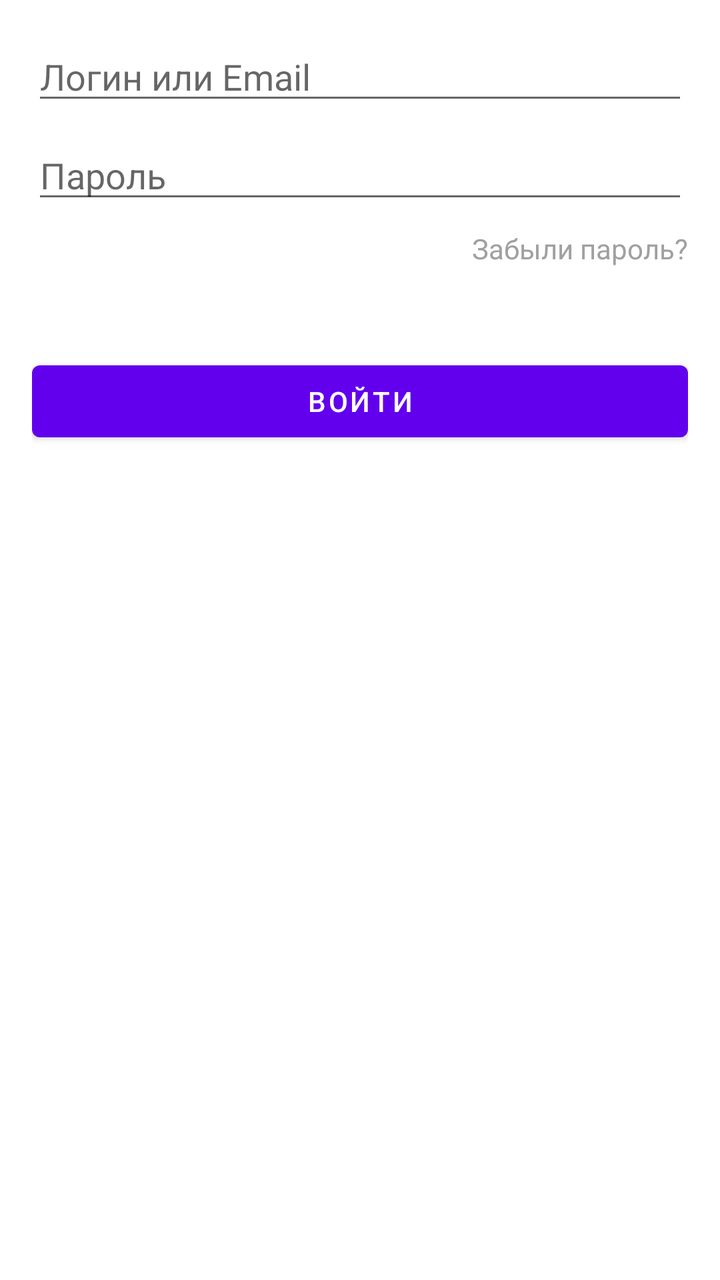
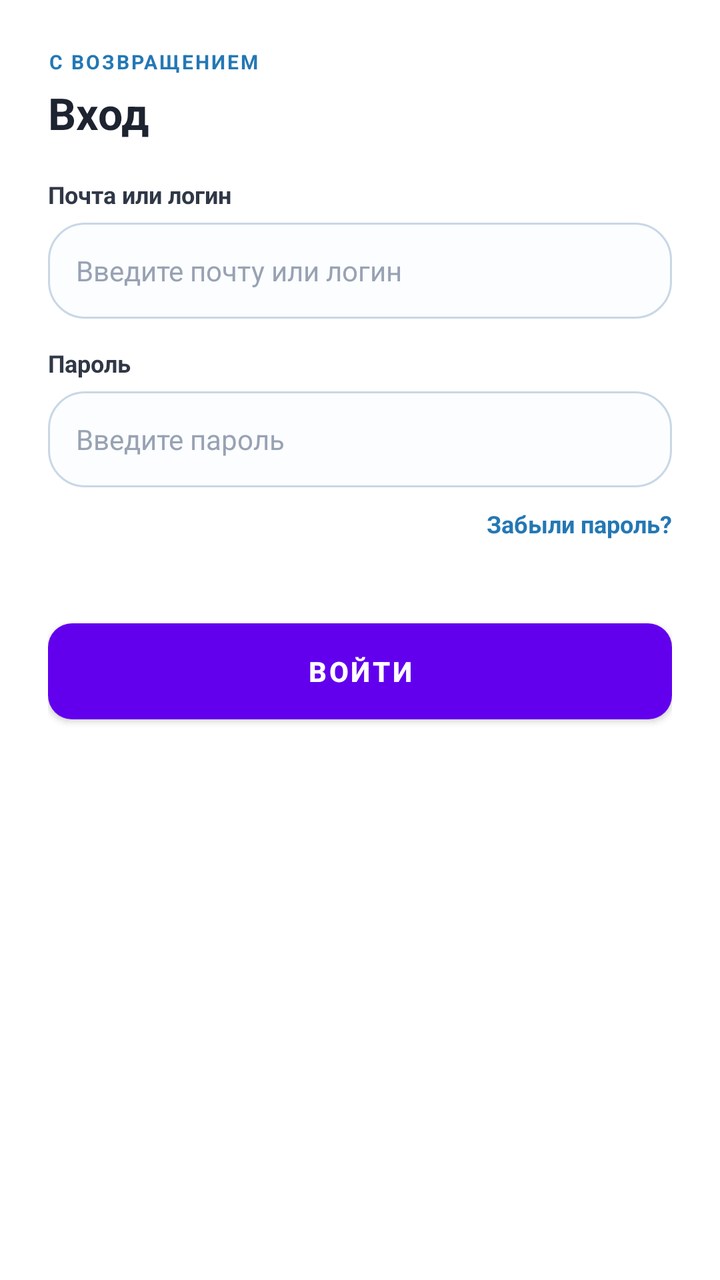

Screens rendered from an Android XML layout before and after an edit, with the pre-edit source and the edit as a unified diff.
<!-- AndroidManifest.xml: fallback theme Theme.MaterialComponents.DayNight.NoActionBar -->
<!-- res/layout/dialog_login.xml -->
<?xml version="1.0" encoding="utf-8"?>
<LinearLayout
    xmlns:android="http://schemas.android.com/apk/res/android"
    android:layout_width="match_parent"
    android:layout_height="wrap_content"
    android:orientation="vertical"
    android:padding="16dp">

    <EditText
        android:id="@+id/etLoginOrEmail"
        android:layout_width="match_parent"
        android:layout_height="wrap_content"
        android:hint="Логин или Email"
        android:inputType="textEmailAddress"/>

    <EditText
        android:id="@+id/etPassword"
        android:layout_width="match_parent"
        android:layout_height="wrap_content"
        android:hint="Пароль"
        android:inputType="textPassword"
        android:layout_marginTop="8dp"/>

    <TextView
        android:id="@+id/tvForgotPassword"
        android:layout_width="wrap_content"
        android:layout_height="wrap_content"
        android:text="Забыли пароль?"
        android:textColor="#A0A0A0"
        android:layout_gravity="end"
        android:layout_marginTop="8dp"
        android:clickable="true"
        android:focusable="true"/>

    <TextView
        android:id="@+id/tvServerResponse"
        android:layout_width="match_parent"
        android:layout_height="wrap_content"
        android:layout_marginTop="8dp"
        android:textColor="#FF0000"/>

    <Button
        android:id="@+id/btnLogin"
        android:layout_width="match_parent"
        android:layout_height="wrap_content"
        android:text="Войти"
        android:layout_marginTop="16dp"/>

</LinearLayout>
<!-- resources referenced by this layout -->
<resources>

</resources>

<!-- the commit's change to res/layout/dialog_login.xml (unified diff, before → after) -->
@@ -4,31 +4,83 @@
     android:layout_width="match_parent"
     android:layout_height="wrap_content"
     android:orientation="vertical"
-    android:padding="16dp">
+    android:padding="24dp"
+    android:background="@color/white">
+
+    <TextView
+        android:layout_width="wrap_content"
+        android:layout_height="wrap_content"
+        android:text="С ВОЗВРАЩЕНИЕМ"
+        android:textColor="@color/brand_blue_dark"
+        android:textSize="10sp"
+        android:textStyle="bold"
+        android:letterSpacing="0.1" />
+
+    <TextView
+        android:layout_width="wrap_content"
+        android:layout_height="wrap_content"
+        android:text="Вход"
+        android:textColor="@color/graphite"
+        android:textSize="22sp"
+        android:textStyle="bold"
+        android:layout_marginTop="4dp"
+        android:layout_marginBottom="18dp" />
+
+    <TextView
+        android:layout_width="wrap_content"
+        android:layout_height="wrap_content"
+        android:text="Почта или логин"
+        android:textColor="@color/graphite_soft"
+        android:textSize="12sp"
+        android:textStyle="bold"
+        android:layout_marginBottom="6dp" />
 
     <EditText
         android:id="@+id/etLoginOrEmail"
         android:layout_width="match_parent"
+        android:layout_height="48dp"
+        android:hint="Введите почту или логин"
+        android:textColorHint="@color/muted_light"
+        android:textColor="@color/graphite"
+        android:textSize="14sp"
+        android:background="@drawable/input_background"
+        android:paddingStart="14dp"
+        android:paddingEnd="14dp"
+        android:inputType="textEmailAddress"/>
+
+    <TextView
+        android:layout_width="wrap_content"
         android:layout_height="wrap_content"
-        android:hint="Логин или Email"
-        android:inputType="textEmailAddress"/>
+        android:text="Пароль"
+        android:textColor="@color/graphite_soft"
+        android:textSize="12sp"
+        android:textStyle="bold"
+        android:layout_marginTop="14dp"
+        android:layout_marginBottom="6dp" />
 
     <EditText
         android:id="@+id/etPassword"
         android:layout_width="match_parent"
-        android:layout_height="wrap_content"
-        android:hint="Пароль"
-        android:inputType="textPassword"
-        android:layout_marginTop="8dp"/>
+        android:layout_height="48dp"
+        android:hint="Введите пароль"
+        android:textColorHint="@color/muted_light"
+        android:textColor="@color/graphite"
+        android:textSize="14sp"
+        android:background="@drawable/input_background"
+        android:paddingStart="14dp"
+        android:paddingEnd="14dp"
+        android:inputType="textPassword"/>
 
     <TextView
         android:id="@+id/tvForgotPassword"
         android:layout_width="wrap_content"
         android:layout_height="wrap_content"
         android:text="Забыли пароль?"
-        android:textColor="#A0A0A0"
+        android:textColor="@color/brand_blue_dark"
+        android:textSize="12sp"
+        android:textStyle="bold"
         android:layout_gravity="end"
-        android:layout_marginTop="8dp"
+        android:layout_marginTop="10dp"
         android:clickable="true"
         android:focusable="true"/>
 
@@ -37,13 +89,18 @@
         android:layout_width="match_parent"
         android:layout_height="wrap_content"
         android:layout_marginTop="8dp"
-        android:textColor="#FF0000"/>
+        android:textColor="@color/danger"
+        android:textSize="13sp"/>
 
     <Button
         android:id="@+id/btnLogin"
         android:layout_width="match_parent"
-        android:layout_height="wrap_content"
+        android:layout_height="48dp"
         android:text="Войти"
+        android:textColor="@color/white"
+        android:textSize="14sp"
+        android:textStyle="bold"
+        android:background="@drawable/button_background"
         android:layout_marginTop="16dp"/>
 
 </LinearLayout>
<!-- resource entries referenced after the edit -->
@@ -1,5 +1,30 @@
 <!-- resources referenced by this layout -->
 <resources>
-
+  <color name="brand_blue_dark">#2478B4</color>
+  <color name="danger">#B83C54</color>
+  <color name="graphite">#1E2330</color>
+  <color name="graphite_soft">#303746</color>
+  <color name="muted_light">#98A2B3</color>
+  <color name="white">#FFFFFF</color>
+  <!-- drawable button_background (drawable) -->
+  <?xml version="1.0" encoding="utf-8"?>
+  <shape xmlns:android="http://schemas.android.com/apk/res/android"
+      android:shape="rectangle">
+      <gradient
+          android:startColor="#2478B4"
+          android:endColor="#6850B7"
+          android:angle="135" />
+      <corners android:radius="12dp" />
+  </shape>
+  <!-- drawable input_background (drawable) -->
+  <?xml version="1.0" encoding="utf-8"?>
+  <shape xmlns:android="http://schemas.android.com/apk/res/android"
+      android:shape="rectangle">
+      <solid android:color="@color/input_bg" />
+      <corners android:radius="18dp" />
+      <stroke android:width="1dp" android:color="@color/border_strong" />
+  </shape>
+  <color name="input_bg">#FBFDFF</color>
+  <color name="border_strong">#C9D7E5</color>
 </resources>
 
